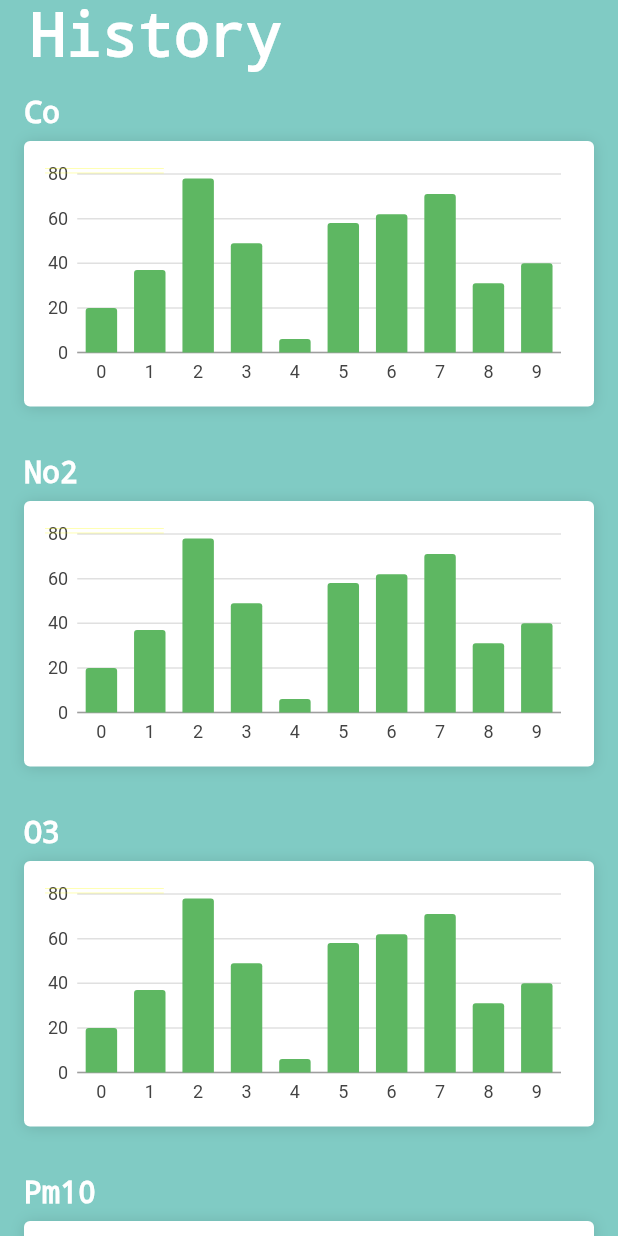
After one commit to jihongboo/Aireport_Flutter, a Flutter app: the screen it shows after launch, swiped to page 3, on a phone screen of 412 x 824 dp. The commit adds this screen. Run offline on Flutter 3.47's test engine with Material 2 defaults, Android fonts, the phone set to English and light mode, and no system bars; our stand-ins replace charts_flutter, shared_preferences; generated files the repository leaves out were written again; network calls fail.

Commit message:
no message

```diff
--- a/lib/API.dart
+++ b/lib/API.dart
@@ -18,7 +18,7 @@ Future<String> get _cityUid async {
   return uid;
 }
 
-getAirReprot() async {
+getAirReport() async {
   final uid = await _cityUid;
   final city = uid == null ? "here" : "@$uid";
   final url = "https://api.waqi.info/feed/$city/?token=$token";
--- /dev/null
+++ b/lib/HistoryView.dart
@@ -0,0 +1,124 @@
+import 'package:flutter/material.dart';
+import 'package:charts_flutter/flutter.dart' as charts;
+import 'dart:math';
+
+class HistoryView extends StatefulWidget {
+  @override
+  _HistoryViewState createState() => _HistoryViewState();
+}
+
+class _HistoryViewState extends State<HistoryView> {
+  final titles = [
+    "Co",
+    "No2",
+    "O3",
+    "Pm10",
+    "Pm2.5",
+    "So2",
+    "W",
+  ];
+  @override
+  Widget build(BuildContext context) {
+    return Container(
+      color: Colors.teal[200],
+      child: SafeArea(
+        bottom: false,
+        child: Column(
+          crossAxisAlignment: CrossAxisAlignment.start,
+          children: <Widget>[
+            Padding(
+              padding: const EdgeInsets.only(left: 20),
+              child: Text("History",
+                  textAlign: TextAlign.left,
+                  style: TextStyle(
+                      color: Colors.white,
+                      fontSize: 40,
+                      decoration: TextDecoration.none)),
+            ),
+            Expanded(
+              child: ListView.builder(
+                  itemExtent: 240.0,
+                  itemCount: titles.length,
+                  itemBuilder: (BuildContext context, int index) =>
+                      HistoryCell(title: titles[index],)),
+            ),
+          ],
+        ),
+      ),
+    );
+  }
+}
+
+class OrdinalSales {
+  final String year;
+  final int sales;
+
+  OrdinalSales(this.year, this.sales);
+}
+
+class HistoryCell extends StatelessWidget {
+  final String title;
+  HistoryCell({this.title});
+
+  @override
+  Widget build(BuildContext context) {
+    return Padding(
+      padding: EdgeInsets.all(16.0),
+      child: Column(
+        crossAxisAlignment: CrossAxisAlignment.start,
+        children: <Widget>[
+          Padding(
+            padding: const EdgeInsets.only(bottom: 8),
+            child: Text(
+              title,
+              textAlign: TextAlign.left,
+              style: TextStyle(
+                  color: Colors.white,
+                  fontSize: 20,
+                  decoration: TextDecoration.none),
+            ),
+          ),
+          Expanded(
+            child: DecoratedBox(
+              decoration: BoxDecoration(
+                  boxShadow: [
+                    BoxShadow(
+                        color: Colors.black12,
+                        offset: Offset(.0, 1.0),
+                        blurRadius: 8.0)
+                  ],
+                  borderRadius: BorderRadius.all(Radius.circular(4)),
+                  color: Colors.white
+                  ),
+              child: Padding(
+                padding: const EdgeInsets.all(8.0),
+                child: charts.BarChart(
+                  _createSampleData(),
+                  animate: true,
+                ),
+              ),
+            ),
+          ),
+        ],
+      ),
+    );
+  }
+
+  static List<charts.Series<OrdinalSales, String>> _createSampleData() {
+    final List<OrdinalSales> data = [];
+    final random = new Random();
+    for(var i = 0; i < 10; i++) {
+      data.add(OrdinalSales(i.toString(), random.nextInt(100)));
+    }
+
+    return [
+      new charts.Series<OrdinalSales, String>(
+        id: 'Sales',
+        colorFn: (_, __) => charts.MaterialPalette.green.shadeDefault.lighter,
+        domainFn: (OrdinalSales sales, _) => sales.year,
+        measureFn: (OrdinalSales sales, _) => sales.sales,
+        data: data,
+      )
+    ];
+  }
+}
--- /dev/null
+++ b/lib/MainPageView.dart
@@ -0,0 +1,70 @@
+import 'package:flutter/material.dart';
+import 'Models/AirResponse.dart';
+import 'HistoryView.dart';
+import 'DetailView.dart';
+import 'AQIView.dart';
+
+class MainPageView extends StatefulWidget {
+  final AirResponse response;
+  final VoidCallback tap;
+  final RouteObserver<PageRoute> routeObserver;
+
+  const MainPageView({Key key, this.response, this.tap, this.routeObserver})
+      : super(key: key);
+
+  @override
+  _MainPageViewState createState() => _MainPageViewState();
+}
+
+class _MainPageViewState extends State<MainPageView> with RouteAware {
+  int aqi;
+  String city;
+  Map<String, Map<String, double>> iaqi;
+
+  @override
+  void initState() {
+    super.initState();
+    aqi = 0;
+    city = "";
+    iaqi = {};
+  }
+
+  @override
+  void didChangeDependencies() {
+    super.didChangeDependencies();
+    widget.routeObserver.subscribe(this, ModalRoute.of(context));
+  }
+
+  @override
+  void dispose() {
+    widget.routeObserver.unsubscribe(this);
+    super.dispose();
+  }
+
+  @override
+  void didPopNext() {
+    StatusBarColorNotification(Colors.black).dispatch(context);
+  }
+
+  @override
+  Widget build(BuildContext context) {
+    if (widget.response != null) {
+      aqi = widget.response.data.aqi;
+      city = widget.response.data.city.name;
+      iaqi = widget.response.data.iaqi;
+    }
+
+    return PageView(
+      controller: PageController(initialPage: 1),
+      children: <Widget>[
+        DetailView(iaqi: iaqi),
+        AQIView(
+          aqi: aqi,
+          place: city,
+          tap: widget.tap,
+        ),
+        HistoryView(),
+      ],
+    );
+  }
+}
--- a/lib/Models/AirModel.dart
+++ b/lib/Models/AirModel.dart
@@ -6,12 +6,14 @@ part 'AirModel.g.dart';
 
 @JsonSerializable()
 
-class AirModel extends Object with _$AirModelSerializerMixin {
-  final int aqi;
-  final int idx;
-  final City city;
+class AirModel {
+  int aqi = 0;
+  int idx = 0;
+  City city = City();
+  Map<String, Map<String, double>> iaqi = {};
 
-  AirModel({this.aqi, this.idx, this.city});
+  AirModel({this.aqi, this.idx, this.city, this.iaqi});
 
   factory AirModel.fromJson(Map<String, dynamic> json) => _$AirModelFromJson(json);
+  Map<String, dynamic> toJson() => _$AirModelToJson(this);
 }
--- a/lib/Models/AirResponse.dart
+++ b/lib/Models/AirResponse.dart
@@ -5,10 +5,11 @@ part 'AirResponse.g.dart';
 
 @JsonSerializable()
 
-class AirResponse extends Object with _$AirResponseSerializerMixin {
+class AirResponse {
   final AirModel data;
 
   AirResponse({this.data});
 
   factory AirResponse.fromJson(Map<String, dynamic> json) => _$AirResponseFromJson(json);
+  Map<String, dynamic> toJson() => _$AirResponseToJson(this);
 }
--- a/lib/Models/City.dart
+++ b/lib/Models/City.dart
@@ -4,10 +4,11 @@ part 'City.g.dart';
 
 @JsonSerializable()
 
-class City extends Object with _$CitySerializerMixin {
-  final String name;
+class City {
+  String name = "";
 
   City({this.name});
 
   factory City.fromJson(Map<String, dynamic> json) => _$CityFromJson(json);
+  Map<String, dynamic> toJson() => _$CityToJson(this);
 }
--- a/lib/Models/PlaceResponse.dart
+++ b/lib/Models/PlaceResponse.dart
@@ -5,10 +5,11 @@ part 'PlaceResponse.g.dart';
 
 @JsonSerializable()
 
-class PlaceResponse extends Object with _$PlaceResponseSerializerMixin {
-  final List<Place> data;
+class PlaceResponse {
+  List<Place> data = [];
 
   PlaceResponse({this.data});
 
   factory PlaceResponse.fromJson(Map<String, dynamic> json) => _$PlaceResponseFromJson(json);
+  Map<String, dynamic> toJson() => _$PlaceResponseToJson(this);
 }
--- a/lib/Models/Station.dart
+++ b/lib/Models/Station.dart
@@ -4,10 +4,11 @@ part 'Station.g.dart';
 
 @JsonSerializable()
 
-class Station extends Object with _$StationSerializerMixin {
-  final String name;
+class Station {
+  String name = "";
 
   Station({this.name});
 
   factory Station.fromJson(Map<String, dynamic> json) => _$StationFromJson(json);
+  Map<String, dynamic> toJson() => _$StationToJson(this);
 }
--- a/lib/main.dart
+++ b/lib/main.dart
@@ -6,54 +6,50 @@ import 'dart:convert';
 import 'package:flutter/services.dart';
 
 import 'SearchPage.dart';
+import 'Models/AirResponse.dart';
+import 'API.dart' as API;
+import 'MainPageView.dart';
+import 'AQIView.dart';
 
-import 'API.dart' as API;
-import 'Models/AirResponse.dart';
-
+final RouteObserver<PageRoute> routeObserver = RouteObserver<PageRoute>();
 void main() => runApp(MyApp());
 
-class MyApp extends StatelessWidget {
+class MyApp extends StatefulWidget {
   @override
-  Widget build(BuildContext context) {
-//    debugPaintSizeEnabled = true;
-    SystemChrome.setSystemUIOverlayStyle(SystemUiOverlayStyle.light);
-    return MaterialApp(
-      title: 'Welcome to Flutter',
-      theme: ThemeData(
-        primaryColor: Colors.white,
-      ),
-      home: MainPage(),
-      routes: <String, WidgetBuilder>{
-        '/searchPage': (BuildContext context) => SearchPage(),
-      },
-    );
-  }
+  _MyAppState createState() => _MyAppState();
 }
 
-class MainPage extends StatelessWidget {
-  @override
-  Widget build(BuildContext context) {
-    return AQIView();
-  }
-}
+class _MyAppState extends State<MyApp> {
 
-class AQIView extends StatefulWidget {
-  @override
-  State<StatefulWidget> createState() {
-    // TODO: implement createState
-    return AQIViewState();
-  }
-}
-
-class AQIViewState extends State<AQIView> {
   final String mAirResponse = "AirResponse";
-  var aqi = 0;
-  var place = "";
+  Color _primaryColor = Colors.black;
+  AirResponse _response;
 
   @override
   void initState() {
     super.initState();
     getData();
+  }
+
+  getData() {
+    getFromLocal().then((airResponse) {
+      if (airResponse != null) {
+        setState(() {
+          this._response = airResponse;
+        });
+      }
+    });
+    Future response = API.getAirReport();
+    response.then((response) {
+      final responseJson = json.decode(response.body);
+      final airResponse = new AirResponse.fromJson(responseJson);
+      saveToLocal(airResponse);
+      setState(() {
+        this._response = airResponse;
+      });
+    }).catchError((error) {
+      print(error);
+    }).whenComplete(() {});
   }
 
   saveToLocal(AirResponse airResponse) async {
@@ -69,90 +65,29 @@ class AQIViewState extends State<AQIView> {
       return null;
     }
     return AirResponse.fromJson(json.decode(jsonStr));
-
-  }
-
-  getData() {
-    getFromLocal().then((airResponse) {
-      if (airResponse != null) {
-        setState(() {
-          aqi = airResponse.data.aqi;
-          place = airResponse.data.city.name;
-        });
-      }
-    });
-    Future response = API.getAirReprot();
-    response.then((response) {
-      final responseJson = json.decode(response.body);
-      final airResponse = new AirResponse.fromJson(responseJson);
-      saveToLocal(airResponse);
-      setState(() {
-        aqi = airResponse.data.aqi;
-        place = airResponse.data.city.name;
-      });
-    }).catchError((error) {
-      print(error);
-    }).whenComplete(() {});
-  }
-
-  Color _getColor(int aqi) {
-    Color color = Color.fromARGB(255, 43, 153, 102);
-    if (aqi > 300) {
-      color = Color.fromARGB(255, 126, 2, 35);
-    }else if (aqi > 201) {
-      color = Color.fromARGB(255, 102, 0, 153);
-    }else if (aqi > 150) {
-      color = Color.fromARGB(255, 203, 5, 50);
-    }else if (aqi > 100) {
-      color = Color.fromARGB(255, 248, 153, 52);
-    }else if (aqi > 50) {
-      color = Color.fromARGB(255, 251, 222, 50);
-    }
-    return color;
   }
 
   @override
   Widget build(BuildContext context) {
-
-    // TODO: implement build
-    return Scaffold(
-        backgroundColor: _getColor(aqi),
-        body: Stack(
-          alignment: const Alignment(0.0, 0.8),
-          children: <Widget>[
-            Center(
-                child: Column(
-              mainAxisSize: MainAxisSize.min,
-              children: <Widget>[
-                Text(
-                  place,
-                  style: TextStyle(
-                      fontSize: 24.0,
-                      fontWeight: FontWeight.bold,
-                      color: Colors.white),
-                ),
-                Text(
-                  aqi.toString(),
-                  style: TextStyle(
-                      fontSize: 100.0,
-                      fontWeight: FontWeight.bold,
-                      color: Colors.white),
-                ),
-              ],
-            )),
-            IconButton(
-              icon: Icon(Icons.location_on),
-              onPressed: () {
-                Future future = Navigator.of(context).pushNamed("/searchPage");
-                future.then((value) {
-                  API.setCityUid(value);
-                  getData();
-                });
-              },
-              iconSize: 50.0,
-              color: Color.fromARGB(125, 255, 255, 255),
-            )
-          ],
-        ));
+    SystemChrome.setSystemUIOverlayStyle(SystemUiOverlayStyle.light);
+    return MaterialApp(
+      debugShowCheckedModeBanner: false,
+      title: 'Welcome to Flutter',
+      theme: ThemeData(
+        primaryColor: _primaryColor,
+      ),
+      home: NotificationListener<StatusBarColorNotification>(
+        child: MainPageView(response: _response, tap: getData, routeObserver: routeObserver),
+        onNotification: (notification) {
+          setState(() {
+            _primaryColor = notification.color;
+          });
+        },
+      ),
+      navigatorObservers: [routeObserver],
+      routes: <String, WidgetBuilder>{
+        '/searchPage': (BuildContext context) => SearchPage(),
+      },
+    );
   }
 }
--- a/pubspec.yaml
+++ b/pubspec.yaml
@@ -8,6 +8,7 @@ dependencies:
   # The following adds the Cupertino Icons font to your application.
   # Use with the CupertinoIcons class for iOS style icons.
   cupertino_icons:
+  charts_flutter:
   http:
   json_annotation:
   shared_preferences:
```
Also changed, not shown: lib/AQIView.dart (added, +78 -0 lines), lib/DetailView.dart (added, +130 -0 lines), lib/Models/Place.dart (+5 -4 lines), lib/SearchPage.dart (+22 -17 lines), lib/Models/AirModel.g.dart, lib/Models/AirResponse.g.dart, lib/Models/City.g.dart, lib/Models/Place.g.dart, lib/Models/PlaceResponse.g.dart, lib/Models/Station.g.dart, 8 other files.
